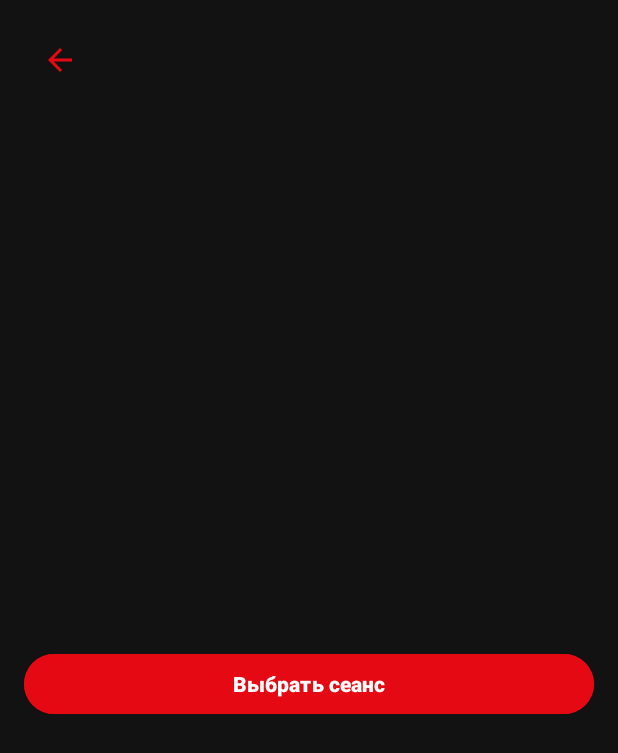
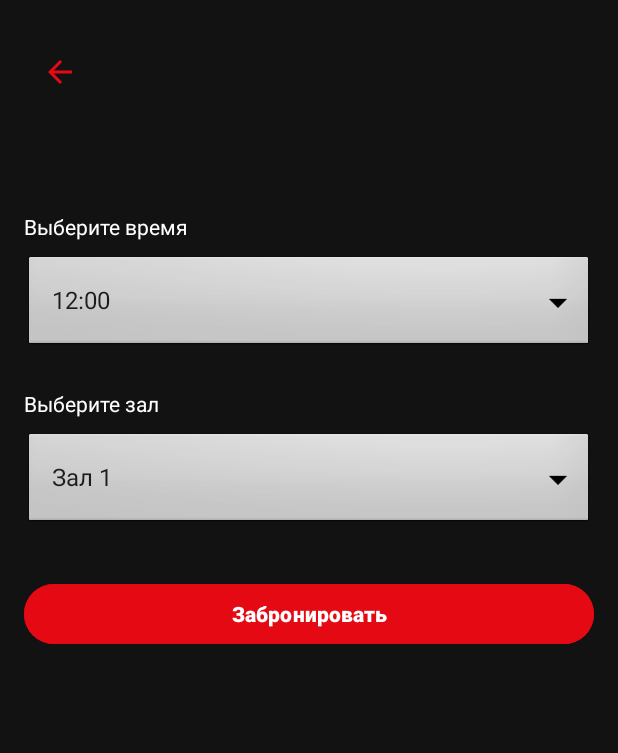
Before and after one commit to fckoffmw/KursMobileApp, an Android app: the fragment FragmentMovieDetail placed in its activity, after a tap on "Выбрать сеанс", on a phone screen of 412 x 824 dp. Shown: the top 753 px of the screen. Run offline under Robolectric (Android 15) with nearby library versions, the phone set to English and light mode, and no system bars; pictures from the network do not load; 1 statement that could not run was skipped.

Commit message:
added saving and deleting user data, implemented an exit button with a selection window, and also added a new session selection fragment

```diff
--- /dev/null
+++ b/app/src/main/java/com/example/kurs/fragments/BookingFragment.java
@@ -0,0 +1,87 @@
+package com.example.kurs.fragments;
+
+import android.os.Bundle;
+import android.view.LayoutInflater;
+import android.view.View;
+import android.view.ViewGroup;
+import android.widget.ArrayAdapter;
+import android.widget.Spinner;
+import android.widget.TextView;
+import android.widget.Button;
+import android.widget.Toast;
+import android.widget.ImageButton;
+
+import androidx.annotation.NonNull;
+import androidx.annotation.Nullable;
+import androidx.fragment.app.Fragment;
+
+import com.example.kurs.R;
+
+public class BookingFragment extends Fragment {
+
+    private static final String ARG_MOVIE_ID = "movie_id";
+    private static final String ARG_MOVIE_TITLE = "movie_title";
+
+    private int movieId;
+    private String movieTitle;
+
+    public static BookingFragment newInstance(int movieId, String movieTitle) {
+        BookingFragment fragment = new BookingFragment();
+        Bundle args = new Bundle();
+        args.putInt(ARG_MOVIE_ID, movieId);
+        args.putString(ARG_MOVIE_TITLE, movieTitle);
+        fragment.setArguments(args);
+        return fragment;
+    }
+
+    public BookingFragment() {}
+
+    @Override
+    public void onCreate(@Nullable Bundle savedInstanceState) {
+        super.onCreate(savedInstanceState);
+        if (getArguments() != null) {
+            movieId = getArguments().getInt(ARG_MOVIE_ID);
+            movieTitle = getArguments().getString(ARG_MOVIE_TITLE);
+        }
+    }
+
+    @Nullable
+    @Override
+    public View onCreateView(@NonNull LayoutInflater inflater,
+                             @Nullable ViewGroup container,
+                             @Nullable Bundle savedInstanceState) {
+        return inflater.inflate(R.layout.fragment_booking, container, false);
+    }
+
+    @Override
+    public void onViewCreated(@NonNull View view, @Nullable Bundle savedInstanceState) {
+        super.onViewCreated(view, savedInstanceState);
+
+        ImageButton buttonBack = view.findViewById(R.id.buttonBack);
+        buttonBack.setOnClickListener(v -> {
+            requireActivity().getSupportFragmentManager().popBackStack();
+        });
+
+        TextView textMovieTitle = view.findViewById(R.id.textMovieTitle);
+        Spinner spinnerTime = view.findViewById(R.id.spinnerTime);
+        Spinner spinnerHall = view.findViewById(R.id.spinnerHall);
+        Button buttonBook = view.findViewById(R.id.buttonBook);
+
+        // Устанавливаем настоящее название фильма
+        textMovieTitle.setText(movieTitle);
+
+        String[] times = {"12:00", "15:00", "18:00", "21:00"};
+        String[] halls = {"Зал 1", "Зал 2", "Зал 3"};
+
+        spinnerTime.setAdapter(new ArrayAdapter<>(requireContext(), android.R.layout.simple_spinner_dropdown_item, times));
+        spinnerHall.setAdapter(new ArrayAdapter<>(requireContext(), android.R.layout.simple_spinner_dropdown_item, halls));
+
+        buttonBook.setOnClickListener(v -> {
+            String selectedTime = spinnerTime.getSelectedItem().toString();
+            String selectedHall = spinnerHall.getSelectedItem().toString();
+            Toast.makeText(requireContext(),
+                    "Сеанс забронирован: " + selectedTime + " — " + selectedHall,
+                    Toast.LENGTH_LONG).show();
+        });
+    }
+}
--- a/app/src/main/java/com/example/kurs/fragments/FragmentMovieDetail.java
+++ b/app/src/main/java/com/example/kurs/fragments/FragmentMovieDetail.java
@@ -120,7 +120,14 @@ public class FragmentMovieDetail extends Fragment {
         });
 
         buttonSelectSession.setOnClickListener(v -> {
-            // TODO: реализовать переход на выбор сеанса (FragmentBooking)
+            BookingFragment bookingFragment = BookingFragment.newInstance(movieId, textTitle.getText().toString());
+            requireActivity().getSupportFragmentManager()
+                    .beginTransaction()
+                    .replace(R.id.fragment_container, bookingFragment)
+                    .addToBackStack(null)
+                    .commit();
         });
+
+
     }
 }
--- a/app/src/main/java/com/example/kurs/models/Movie.java
+++ b/app/src/main/java/com/example/kurs/models/Movie.java
@@ -9,10 +9,8 @@ public class Movie implements Serializable {
     private String poster_path;
     private String release_date;
 
-    // Добавляем жанры (можно List<String> или List<Genre> если у тебя есть отдельный класс)
     private List<String> genres;
 
-    // Добавляем длительность в минутах
     private int duration;
 
     public String getTitle() {
--- /dev/null
+++ b/app/src/main/java/com/example/kurs/utils/UserPreferences.java
@@ -0,0 +1,39 @@
+// com.example.kurs.utils.UserPreferences.java
+package com.example.kurs.utils;
+
+import android.content.Context;
+import android.content.SharedPreferences;
+
+public class UserPreferences {
+    private static final String PREF_NAME = "user_prefs";
+    private static final String KEY_EMAIL = "email";
+    private static final String KEY_PASSWORD = "password";
+    private SharedPreferences prefs;
+
+    public UserPreferences(Context context) {
+        prefs = context.getSharedPreferences(PREF_NAME, Context.MODE_PRIVATE);
+    }
+
+    public void saveUser(String email, String password) {
+        SharedPreferences.Editor editor = prefs.edit();
+        editor.putString(KEY_EMAIL, email);
+        editor.putString(KEY_PASSWORD, password);
+        editor.apply();
+    }
+
+    public String getEmail() {
+        return prefs.getString(KEY_EMAIL, null);
+    }
+
+    public String getPassword() {
+        return prefs.getString(KEY_PASSWORD, null);
+    }
+
+    public boolean isUserExists() {
+        return getEmail() != null && getPassword() != null;
+    }
+
+    public void clearUser() {
+        prefs.edit().clear().apply();
+    }
+}
--- /dev/null
+++ b/app/src/main/res/layout/fragment_booking.xml
@@ -0,0 +1,70 @@
+<?xml version="1.0" encoding="utf-8"?>
+<LinearLayout xmlns:android="http://schemas.android.com/apk/res/android"
+    xmlns:app="http://schemas.android.com/apk/res-auto"
+    xmlns:tools="http://schemas.android.com/tools"
+    android:orientation="vertical"
+    android:background="@color/black_bg"
+    android:padding="16dp"
+    android:layout_width="match_parent"
+    android:layout_height="match_parent">
+
+    <ImageButton
+        android:id="@+id/buttonBack"
+        android:layout_width="48dp"
+        android:layout_height="48dp"
+        android:background="@android:color/transparent"
+        android:src="@drawable/arrow_back"
+        android:contentDescription="Назад"
+        android:layout_marginTop="8dp"
+        android:layout_marginBottom="16dp"
+        app:tint="@color/red_accent" />
+
+    <TextView
+        android:id="@+id/textMovieTitle"
+        android:text="Фильм"
+        android:textSize="22sp"
+        android:textStyle="bold"
+        android:textColor="@color/white_text"
+        android:layout_marginBottom="24dp"
+        android:layout_width="wrap_content"
+        android:layout_height="wrap_content" />
+
+    <TextView
+        android:text="Выберите время"
+        android:textColor="@color/white_text"
+        android:layout_marginBottom="8dp"
+        android:layout_width="wrap_content"
+        android:layout_height="wrap_content" />
+
+    <Spinner
+        android:id="@+id/spinnerTime"
+        android:layout_width="match_parent"
+        android:layout_height="wrap_content"
+        android:background="@android:drawable/btn_dropdown"
+        android:popupBackground="@android:color/white"
+        android:layout_marginBottom="24dp"/>
+
+    <TextView
+        android:text="Выберите зал"
+        android:textColor="@color/white_text"
+        android:layout_marginBottom="8dp"
+        android:layout_width="wrap_content"
+        android:layout_height="wrap_content" />
+
+    <Spinner
+        android:id="@+id/spinnerHall"
+        android:layout_width="match_parent"
+        android:layout_height="wrap_content"
+        android:background="@android:drawable/btn_dropdown"
+        android:popupBackground="@android:color/white"
+        android:layout_marginBottom="32dp"/>
+
+    <Button
+        android:id="@+id/buttonBook"
+        android:layout_width="match_parent"
+        android:layout_height="wrap_content"
+        android:text="Забронировать"
+        android:backgroundTint="@color/red_accent"
+        android:textColor="@color/white_text"
+        android:textStyle="bold"/>
+</LinearLayout>
--- a/app/src/main/res/layout/item_movie.xml
+++ b/app/src/main/res/layout/item_movie.xml
@@ -5,7 +5,7 @@
     card_view:cardCornerRadius="8dp"
     android:layout_margin="8dp"
     android:elevation="4dp"
-    card_view:cardBackgroundColor="@color/black_bg">  <!-- Вот здесь -->
+    card_view:cardBackgroundColor="@color/black_bg">
 
     <LinearLayout
         android:orientation="horizontal"
```
Also changed, not shown: app/src/main/java/com/example/kurs/fragments/LoginFragment.java (+22 -12 lines), app/src/main/java/com/example/kurs/fragments/MovieListFragment.java (+35 -2 lines), app/src/main/java/com/example/kurs/fragments/RegisterFragment.java (+13 -11 lines), app/src/main/res/layout/fragment_movie_list.xml (+15 -3 lines), app/src/main/res/values/styles.xml (added, +14 -0 lines).
